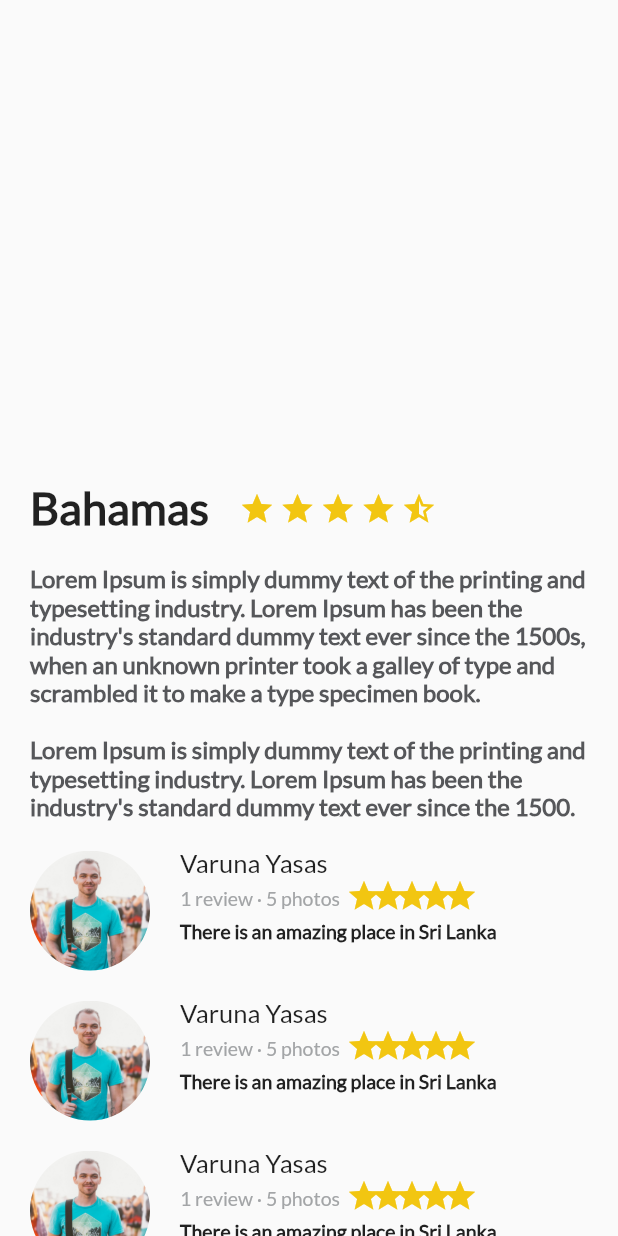
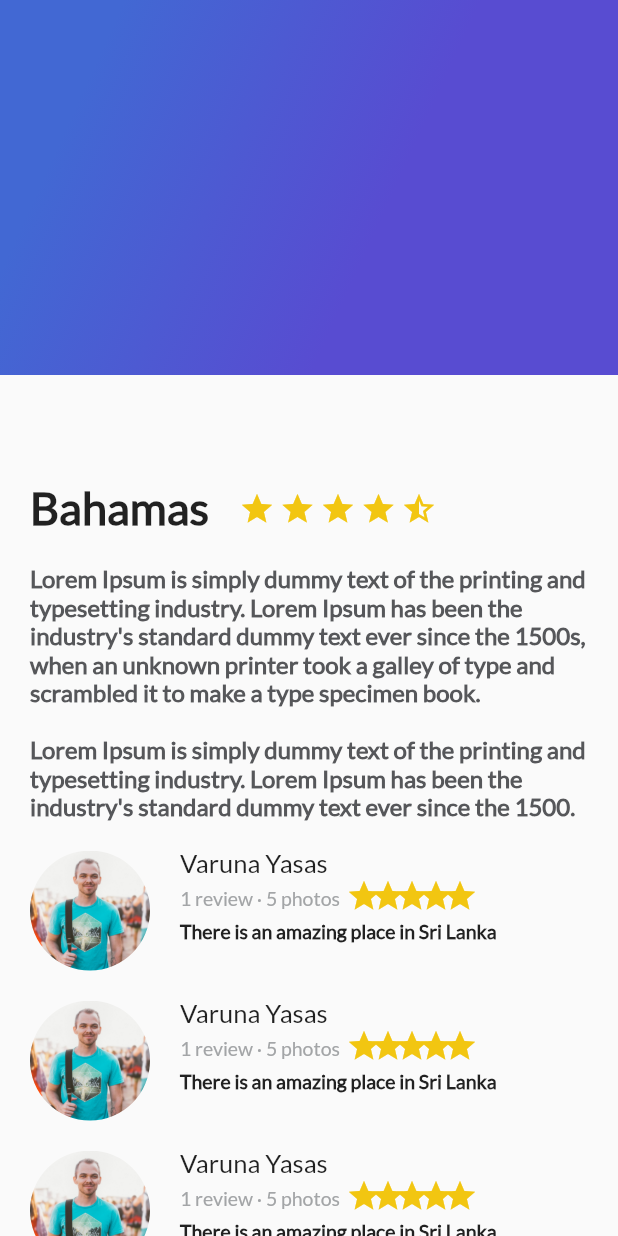
Before and after one commit to gonzalo-droid/tripss_app, a Flutter app: the screen it shows after launch, on a phone screen of 412 x 824 dp. Run offline on Flutter 3.47's test engine with Material 2 defaults, Android fonts, the phone set to English and light mode, and no system bars.

Commit message:
add listview and gradient_back

```diff
--- a/lib/gradient_back.dart
+++ b/lib/gradient_back.dart
@@ -9,13 +9,13 @@ class GradientBack extends StatelessWidget {
       decoration: BoxDecoration(
           gradient: LinearGradient(
               colors: [
-                Color(0xFF4268D3),
-                Color(0xFF584CD1)
+                Color(0xFF4268D3), // mas claro
+                Color(0xFF584CD1) //mas oscuro
               ],
-              begin: FractionalOffset(0.2, 0.0),
+              begin: FractionalOffset(0.2, 0.0), //translapacion de colores
               end: FractionalOffset(1.0, 0.6),
               stops: [0.0, 0.6],
-              tileMode: TileMode.clamp
+              tileMode: TileMode.clamp // color de relleno si el gradiente falla
           )
       ),
     );
--- a/lib/main.dart
+++ b/lib/main.dart
@@ -1,6 +1,7 @@
 import 'package:flutter/material.dart';
 import 'description_place.dart';
 import 'review_list.dart';
+import 'gradient_back.dart';
 
 void main() {  // method main
   runApp(MyApp());
@@ -20,9 +21,10 @@ class MyApp extends StatelessWidget {
         visualDensity: VisualDensity.adaptivePlatformDensity,
       ),
       home: Scaffold(
-        body: Stack(
+        body: Stack( // un elmento lo pone encima de otro
           children: <Widget>[
-            ListView(
+            GradientBack(),
+            ListView( // list view
               children: <Widget>[
                 DescriptionPlace("Bahamas", 4, descriptionDummy),
                 ReviewList()
```
